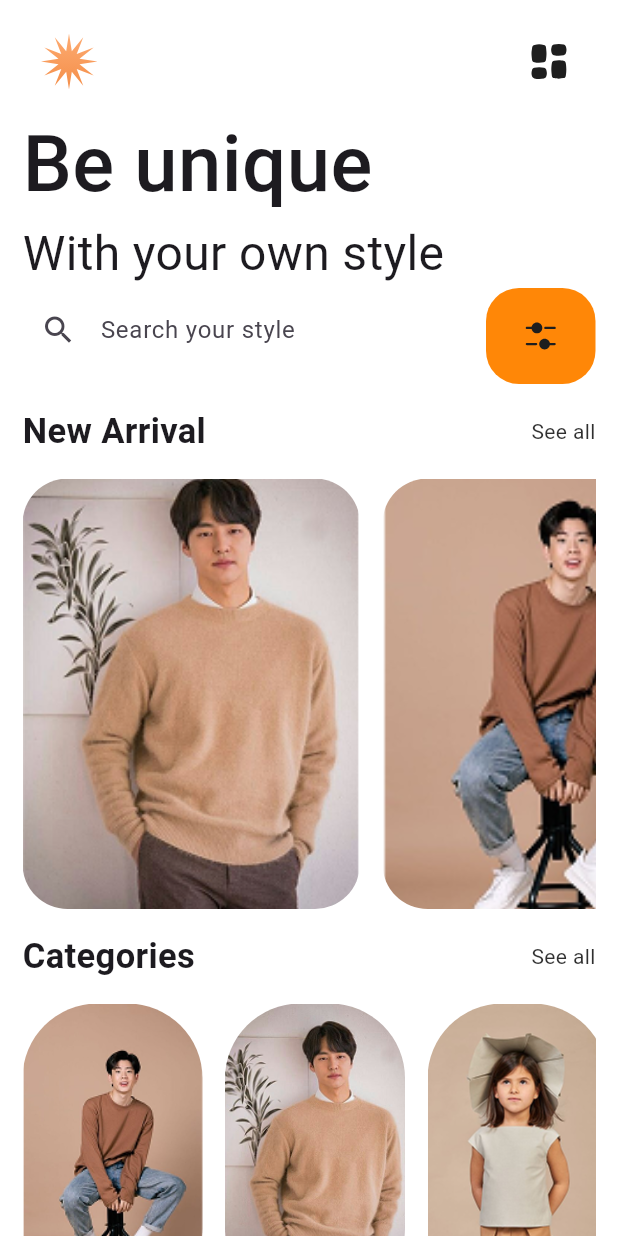
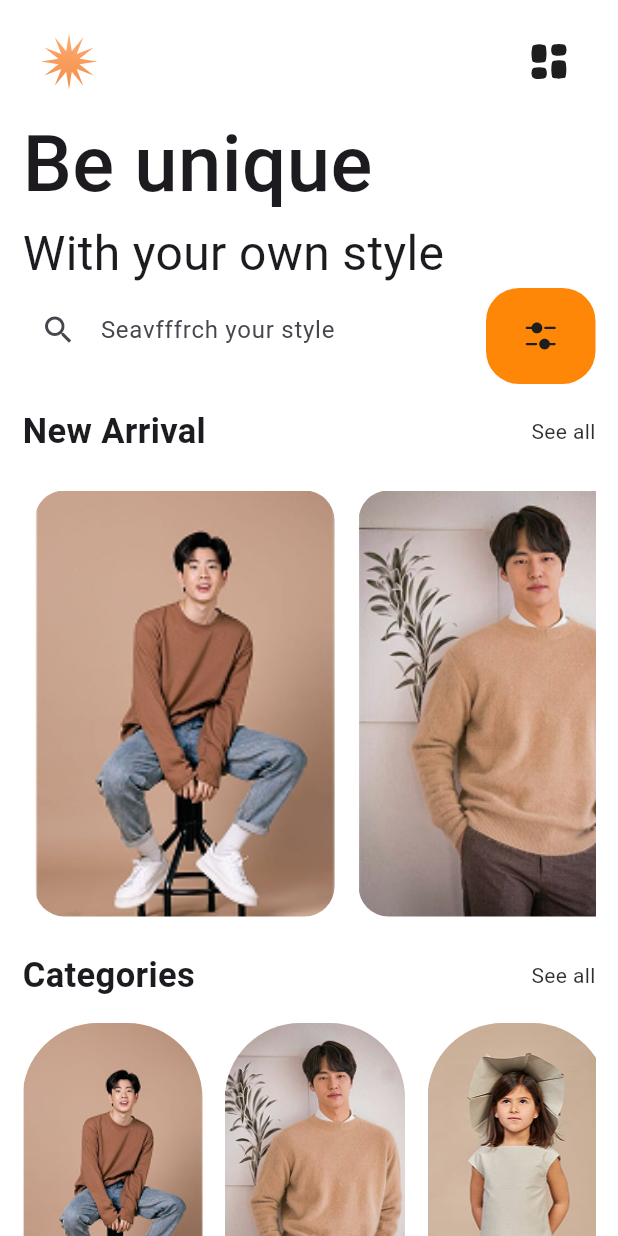
Before and after one commit to mohamedamine-code/Flutter_app_clothes, a Flutter app: the Home2 screen opened by its route, on a phone screen of 412 x 824 dp. Run offline on Flutter 3.47's test engine with Material 3 defaults, Android fonts, the phone set to English and light mode, and no system bars; our stand-ins replace flutter_svg.

```diff
--- a/lib/pages/home1.dart
+++ b/lib/pages/home1.dart
@@ -150,6 +150,7 @@ class home extends StatelessWidget {
                     child: Text(
                       "Get Started",
                       style: TextStyle(
+                        color: Colors.white,
                         fontSize: 18,
                       ),
                     ),
--- a/lib/pages/home2.dart
+++ b/lib/pages/home2.dart
@@ -5,7 +5,13 @@ import 'package:flutter_svg/flutter_svg.dart';
 
 class Home2 extends StatelessWidget {
   const Home2({super.key});
-
+  // final <string>
+  static const List<String> img = [
+    'assets/img/image 14.png',
+    'assets/img/image 15.png',
+    'assets/img/image 21.png',
+    'assets/img/Mask Group.png'
+  ];
   @override
   Widget build(BuildContext context) {
     return SafeArea(
@@ -88,7 +94,7 @@ class Home2 extends StatelessWidget {
                       child: TextField(
                         decoration: InputDecoration(
                             prefixIcon: Icon(Icons.search),
-                            hintText: "Search your style",
+                            hintText: "Seavfffrch your style",
                             border: OutlineInputBorder(
                                 borderSide: BorderSide.none,
                                 borderRadius: BorderRadius.circular(20)),
@@ -138,78 +144,102 @@ class Home2 extends StatelessWidget {
                 SizedBox(
                   height: 15,
                 ),
-                SingleChildScrollView(
-                  scrollDirection: Axis.horizontal,
-                  child: Row(
-                    children: [
-                      Container(
-                        width: 225,
-                        height: 287,
-                        decoration: BoxDecoration(
-                          borderRadius: BorderRadius.circular(30),
-                        ),
-                        child: GestureDetector(
-                          onTap: () {
-                            Navigator.pushNamed(context, '/home3');
-                          },
-                          child: ClipRRect(
-                            borderRadius: BorderRadius.circular(30),
-                            child: Image.asset(
-                              "assets/img/image 15.png",
-                              width: 225,
-                              height: 287,
-                              fit: BoxFit.cover,
-                            ),
+                // SingleChildScrollView(
+                //   scrollDirection: Axis.horizontal,
+                //   child: Row(
+                //     children: [
+                //       Container(
+                //         width: 225,
+                //         height: 287,
+                //         decoration: BoxDecoration(
+                //           borderRadius: BorderRadius.circular(30),
+                //         ),
+                //         child: GestureDetector(
+                //           onTap: () {
+                //             Navigator.pushNamed(context, '/home3');
+                //           },
+                //           child: ClipRRect(
+                //             borderRadius: BorderRadius.circular(30),
+                //             child: Image.asset(
+                //               "assets/img/image 15.png",
+                //               width: 225,
+                //               height: 287,
+                //               fit: BoxFit.cover,
+                //             ),
+                //           ),
+                //         ),
+                //       ),
+                //       SizedBox(
+                //         width: 15,
+                //       ),
+                //       Container(
+                //         height: 287,
+                //         width: 225,
+                //         decoration: BoxDecoration(
+                //           borderRadius:
+                //               BorderRadius.circular(30), // Coins arrondis
+                //         ),
+                //         child: ClipRRect(
+                //           // Découpe l'image pour respecter le borderRadius
+                //           borderRadius: BorderRadius.circular(30),
+                //           child: Image.asset(
+                //             "assets/img/image 14.png",
+                //             height: 287, // Taille forcée
+                //             width: 225, // Taille forcée
+                //             fit: BoxFit
+                //                 .cover, // Remplit le Container tout en gardant le ratio
+                //           ),
+                //         ),
+                //       ),
+                //       SizedBox(
+                //         width: 15,
+                //       ),
+                //       Container(
+                //         height: 287,
+                //         width: 225,
+                //         decoration: BoxDecoration(
+                //           borderRadius:
+                //               BorderRadius.circular(30), // Coins arrondis
+                //         ),
+                //         child: ClipRRect(
+                //           // Découpe l'image pour respecter le borderRadius
+                //           borderRadius: BorderRadius.circular(30),
+                //           child: Image.asset(
+                //             "assets/img/image 21.png",
+                //             height: 287, // Taille forcée
+                //             width: 225, // Taille forcée
+                //             fit: BoxFit
+                //                 .cover, // Remplit le Container tout en gardant le ratio
+                //           ),
+                //         ),
+                //       ),
+                //     ],
+                //   ),
+                // ),
+
+                  SizedBox(
+                  height: 300, // Hauteur fixe pour la liste horizontale
+                  child: ListView.builder(
+                    scrollDirection: Axis.horizontal, // Liste horizontale
+                    itemCount: img.length, // Nombre d'éléments dans la liste
+                    itemBuilder: (context, index) {
+                      return Padding(
+                        padding: const EdgeInsets.all(8.0), // Espace autour de chaque image
+                        child: ClipRRect(
+                          borderRadius: BorderRadius.circular(20), // Coins arrondis
+                          child: Image.asset(
+                            img[index], // Chemin de l'image
+                            width: 200, // Largeur de l'image
+                            height: 300, // Hauteur de l'image
+                            fit: BoxFit.cover, // Ajuste l'image pour remplir l'espace
                           ),
                         ),
-                      ),
-                      SizedBox(
-                        width: 15,
-                      ),
-                      Container(
-                        height: 287,
-                        width: 225,
-                        decoration: BoxDecoration(
-                          borderRadius:
-                              BorderRadius.circular(30), // Coins arrondis
-                        ),
-                        child: ClipRRect(
-                          // Découpe l'image pour respecter le borderRadius
-                          borderRadius: BorderRadius.circular(30),
-                          child: Image.asset(
-                            "assets/img/image 14.png",
-                            height: 287, // Taille forcée
-                            width: 225, // Taille forcée
-                            fit: BoxFit
-                                .cover, // Remplit le Container tout en gardant le ratio
-                          ),
-                        ),
-                      ),
-                      SizedBox(
-                        width: 15,
-                      ),
-                      Container(
-                        height: 287,
-                        width: 225,
-                        decoration: BoxDecoration(
-                          borderRadius:
-                              BorderRadius.circular(30), // Coins arrondis
-                        ),
-                        child: ClipRRect(
-                          // Découpe l'image pour respecter le borderRadius
-                          borderRadius: BorderRadius.circular(30),
-                          child: Image.asset(
-                            "assets/img/image 21.png",
-                            height: 287, // Taille forcée
-                            width: 225, // Taille forcée
-                            fit: BoxFit
-                                .cover, // Remplit le Container tout en gardant le ratio
-                          ),
-                        ),
-                      ),
-                    ],
+                      );
+                    },
                   ),
                 ),
+
+
                 SizedBox(
                   height: 15,
                 ),
@@ -282,15 +312,12 @@ class Home2 extends StatelessWidget {
                           width: 120,
                         ),
                       ),
-
                     ],
-
                   ),
-
                 ),
                 SizedBox(
-                        height: 10,
-                      ),
+                  height: 10,
+                ),
               ],
             ),
           ),
```
